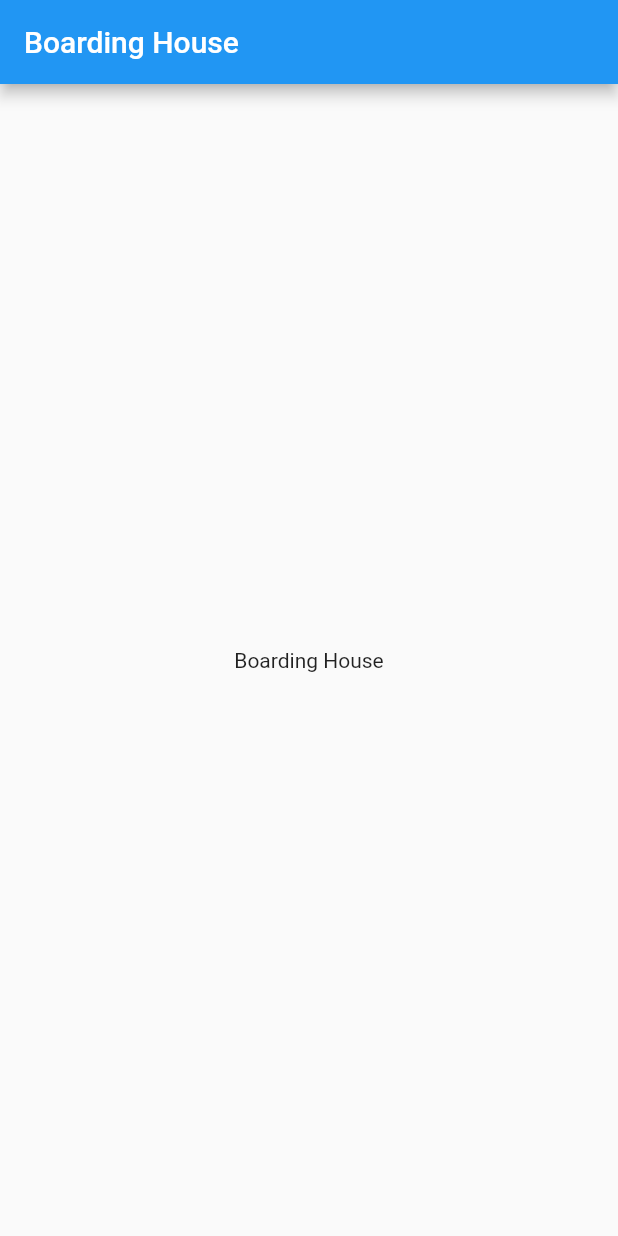
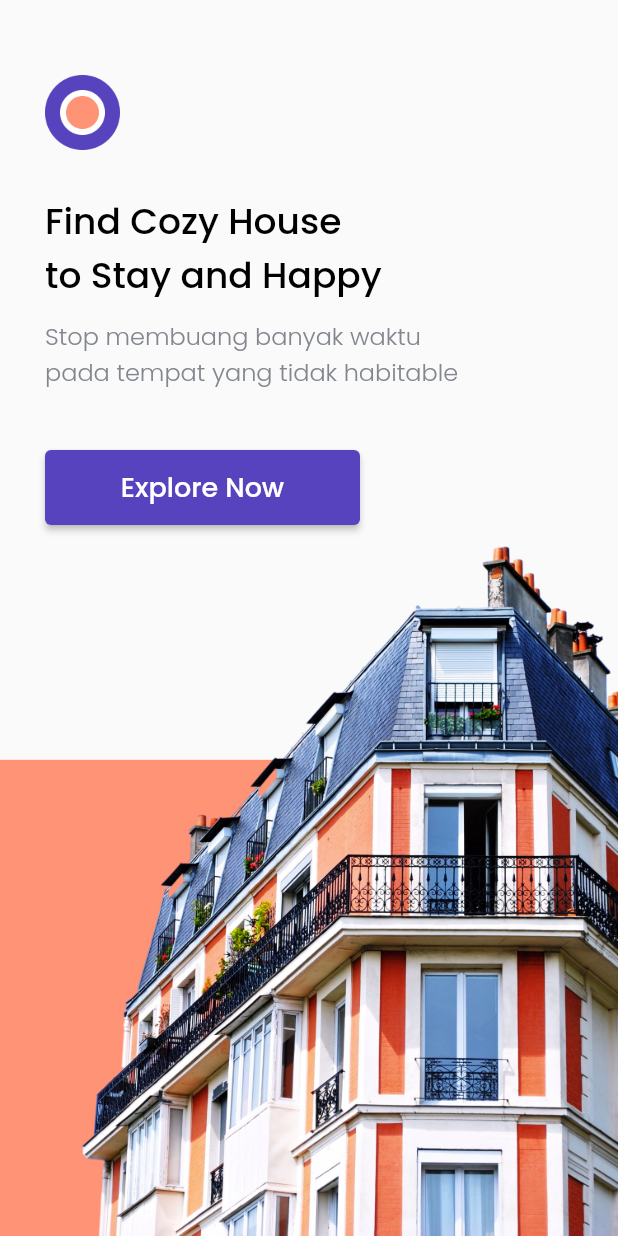
Before and after one commit to RepoRandi/flutter-boarding-house-app, a Flutter app: the screen it shows after launch, on a phone screen of 412 x 824 dp. Run offline on Flutter 3.47's test engine with Material 2 defaults, Android fonts, the phone set to English and light mode, and no system bars.

Commit message:
Add splash screens

```diff
--- a/lib/main.dart
+++ b/lib/main.dart
@@ -1,3 +1,4 @@
+import 'package:boarding_house/pages/splash_page.dart';
 import 'package:flutter/material.dart';
 
 void main() => runApp(MyApp());
@@ -9,13 +10,10 @@ class MyApp extends StatelessWidget {
   Widget build(BuildContext context) {
     return MaterialApp(
       debugShowCheckedModeBanner: false,
-      home: Scaffold(
-          appBar: AppBar(
-            title: Text('Boarding House'),
-          ),
-          body: Center(
-            child: Text('Boarding House'),
-          )),
+      theme: ThemeData(
+        fontFamily: 'Poppins',
+      ),
+      home: SplashPage(),
     );
   }
 }
--- /dev/null
+++ b/lib/pages/splash_page.dart
@@ -0,0 +1,71 @@
+import 'package:boarding_house/themes/theme.dart';
+import 'package:flutter/material.dart';
+
+class SplashPage extends StatelessWidget {
+  const SplashPage({Key? key}) : super(key: key);
+
+  @override
+  Widget build(BuildContext context) {
+    return Scaffold(
+      body: SafeArea(
+        bottom: false,
+        child: Stack(
+          children: [
+            Align(
+              alignment: Alignment.bottomCenter,
+              child: Image.asset('assets/images/splash.png'),
+            ),
+            Padding(
+              padding: const EdgeInsets.only(
+                left: 30,
+                top: 50,
+              ),
+              child: Column(
+                crossAxisAlignment: CrossAxisAlignment.start,
+                children: [
+                  Image.asset(
+                    'assets/images/logo.png',
+                    width: 50,
+                  ),
+                  SizedBox(height: 30),
+                  Text(
+                    'Find Cozy House\nto Stay and Happy',
+                    style: blackTextStyle.copyWith(
+                      fontSize: 24,
+                    ),
+                  ),
+                  SizedBox(height: 10),
+                  Text(
+                    'Stop membuang banyak waktu\npada tempat yang tidak habitable',
+                    style: greyTextStyle.copyWith(
+                      fontSize: 16,
+                    ),
+                  ),
+                  SizedBox(height: 40),
+                  Container(
+                    width: 210,
+                    height: 50,
+                    child: ElevatedButton(
+                      style: ButtonStyle(
+                        backgroundColor:
+                            MaterialStateProperty.all<Color>(purpleColor),
+                      ),
+                      child: Text(
+                        'Explore Now',
+                        style: whiteTextStyle.copyWith(
+                          fontSize: 18,
+                        ),
+                      ),
+                      onPressed: () {},
+                    ),
+                  ),
+                  SizedBox(height: 23),
+                ],
+              ),
+            ),
+          ],
+        ),
+      ),
+    );
+  }
+}
```
